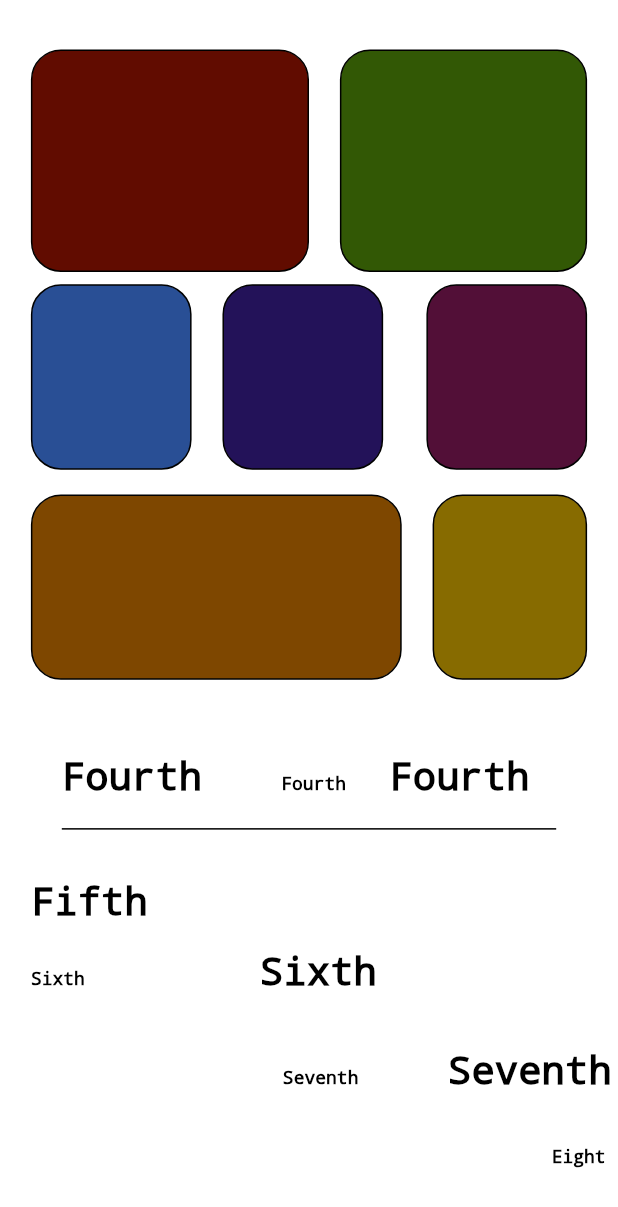
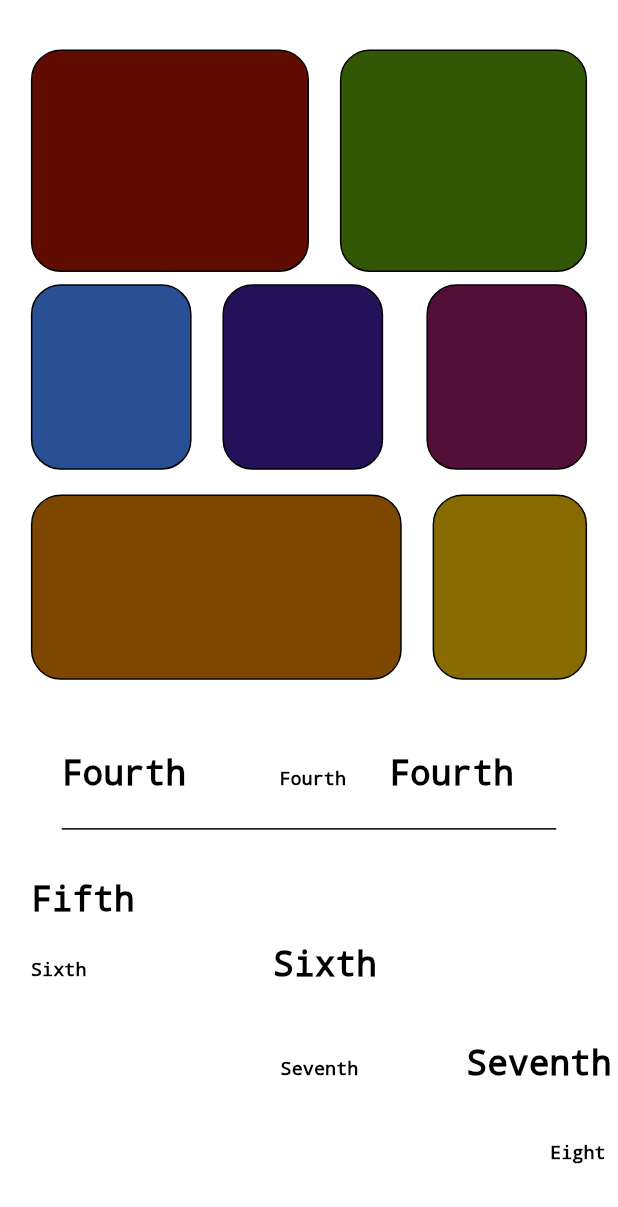
Before and after one commit to AnandSharma0821/ILDCFlutterDemo, a Flutter app: the screen it shows after launch, on a phone screen of 412 x 824 dp. Shown: the top 1207 px of the screen. Run offline on Flutter 3.47's test engine with Material 2 defaults, Android fonts, the phone set to English and light mode, and no system bars.

Commit message:
Landscape support
Font modification to support landscape view also.

```diff
--- a/SourceCode/flutterdemo/lib/main.dart
+++ b/SourceCode/flutterdemo/lib/main.dart
@@ -182,6 +182,7 @@ FractionallySizedBox generateThirdRow(BuildContext context) {
 FractionallySizedBox generateFourthRow(BuildContext context) {
   double screenWidth = MediaQuery.of(context).size.width;
   double screenHeight = MediaQuery.of(context).size.height;
+
   return FractionallySizedBox(
     widthFactor: 0.9,
     child: Container(
@@ -196,7 +197,7 @@ FractionallySizedBox generateFourthRow(BuildContext context) {
             child: Text(
               'Fourth',
               style: TextStyle(
-                  fontSize: 26,
+                  fontSize: (screenHeight * 0.028),
                   color: Colors.black,
                   decoration: TextDecoration.none),
               maxLines: 1,
@@ -207,7 +208,7 @@ FractionallySizedBox generateFourthRow(BuildContext context) {
             child: Text(
               'Fourth',
               style: TextStyle(
-                  fontSize: 12,
+                  fontSize: (screenHeight * 0.015),
                   color: Colors.black,
                   decoration: TextDecoration.none),
               maxLines: 1,
@@ -222,7 +223,7 @@ FractionallySizedBox generateFourthRow(BuildContext context) {
             child: Text(
               'Fourth',
               style: TextStyle(
-                  fontSize: 26,
+                  fontSize: (screenHeight * 0.028),
                   color: Colors.black,
                   decoration: TextDecoration.none),
               maxLines: 1,
@@ -248,6 +249,8 @@ FractionallySizedBox generateFifthRow(BuildContext context) {
 
 // generateSixthRow: Call this method to generate sixth row
 FractionallySizedBox generateSixthRow(BuildContext context) {
+  double screenHeight = MediaQuery.of(context).size.height;
+  var isPortrait = MediaQuery.of(context).orientation == Orientation.portrait;
   return FractionallySizedBox(
     widthFactor: 0.9,
     child: Row(
@@ -259,7 +262,7 @@ FractionallySizedBox generateSixthRow(BuildContext context) {
         Text(
           'Fifth',
           style: TextStyle(
-              fontSize: 26,
+              fontSize: (screenHeight * 0.028),
               color: Colors.black,
               decoration: TextDecoration.none),
           maxLines: 1,
@@ -273,6 +276,7 @@ FractionallySizedBox generateSixthRow(BuildContext context) {
 FractionallySizedBox generateSeventhRow(BuildContext context) {
   double screenWidth = MediaQuery.of(context).size.width;
   double screenHeight = MediaQuery.of(context).size.height;
+  var isPortrait = MediaQuery.of(context).orientation == Orientation.portrait;
   return FractionallySizedBox(
     widthFactor: 0.9,
     child: Container(
@@ -286,7 +290,7 @@ FractionallySizedBox generateSeventhRow(BuildContext context) {
             child: Text(
               'Sixth',
               style: TextStyle(
-                  fontSize: 12,
+                  fontSize: (screenHeight * 0.015),
                   color: Colors.black,
                   decoration: TextDecoration.none),
               maxLines: 1,
@@ -297,7 +301,7 @@ FractionallySizedBox generateSeventhRow(BuildContext context) {
             child: Text(
               'Sixth',
               style: TextStyle(
-                  fontSize: 26,
+                  fontSize: (screenHeight * 0.028),
                   color: Colors.black,
                   decoration: TextDecoration.none),
               maxLines: 1,
@@ -312,7 +316,7 @@ FractionallySizedBox generateSeventhRow(BuildContext context) {
             child: Text(
               '',
               style: TextStyle(
-                  fontSize: 26,
+                  fontSize: (screenHeight * 0.028),
                   color: Colors.black,
                   decoration: TextDecoration.none),
               maxLines: 1,
@@ -329,6 +333,7 @@ FractionallySizedBox generateSeventhRow(BuildContext context) {
 FractionallySizedBox generateEigthRow(BuildContext context) {
   double screenWidth = MediaQuery.of(context).size.width;
   double screenHeight = MediaQuery.of(context).size.height;
+  var isPortrait = MediaQuery.of(context).orientation == Orientation.portrait;
   return FractionallySizedBox(
     widthFactor: 1,
     child: Container(
@@ -342,7 +347,7 @@ FractionallySizedBox generateEigthRow(BuildContext context) {
             child: Text(
               '',
               style: TextStyle(
-                  fontSize: 12,
+                  fontSize: (screenHeight * 0.015),
                   color: Colors.black,
                   decoration: TextDecoration.none),
               maxLines: 1,
@@ -353,7 +358,7 @@ FractionallySizedBox generateEigthRow(BuildContext context) {
             child: Text(
               'Seventh',
               style: TextStyle(
-                  fontSize: 12,
+                  fontSize: (screenHeight * 0.015),
                   color: Colors.black,
                   decoration: TextDecoration.none),
               maxLines: 1,
@@ -368,7 +373,7 @@ FractionallySizedBox generateEigthRow(BuildContext context) {
             child: Text(
               'Seventh',
               style: TextStyle(
-                  fontSize: 26,
+                  fontSize: (screenHeight * 0.028),
                   color: Colors.black,
                   decoration: TextDecoration.none),
               maxLines: 1,
@@ -386,6 +391,7 @@ FractionallySizedBox generateEigthRow(BuildContext context) {
 FractionallySizedBox generateNinthRow(BuildContext context) {
   double screenWidth = MediaQuery.of(context).size.width;
   double screenHeight = MediaQuery.of(context).size.height;
+  var isPortrait = MediaQuery.of(context).orientation == Orientation.portrait;
   return FractionallySizedBox(
     widthFactor: 1,
     child: Container(
@@ -399,7 +405,7 @@ FractionallySizedBox generateNinthRow(BuildContext context) {
             child: Text(
               '',
               style: TextStyle(
-                  fontSize: 12,
+                  fontSize: (screenHeight * 0.015),
                   color: Colors.black,
                   decoration: TextDecoration.none),
               maxLines: 1,
@@ -410,7 +416,7 @@ FractionallySizedBox generateNinthRow(BuildContext context) {
             child: Text(
               '',
               style: TextStyle(
-                  fontSize: 12,
+                  fontSize: (screenHeight * 0.015),
                   color: Colors.black,
                   decoration: TextDecoration.none),
               maxLines: 1,
@@ -425,7 +431,7 @@ FractionallySizedBox generateNinthRow(BuildContext context) {
             child: Text(
               'Eight',
               style: TextStyle(
-                  fontSize: 12,
+                  fontSize: (screenHeight * 0.015),
                   color: Colors.black,
                   decoration: TextDecoration.none),
                   textDirection: TextDirection.rtl,
```
